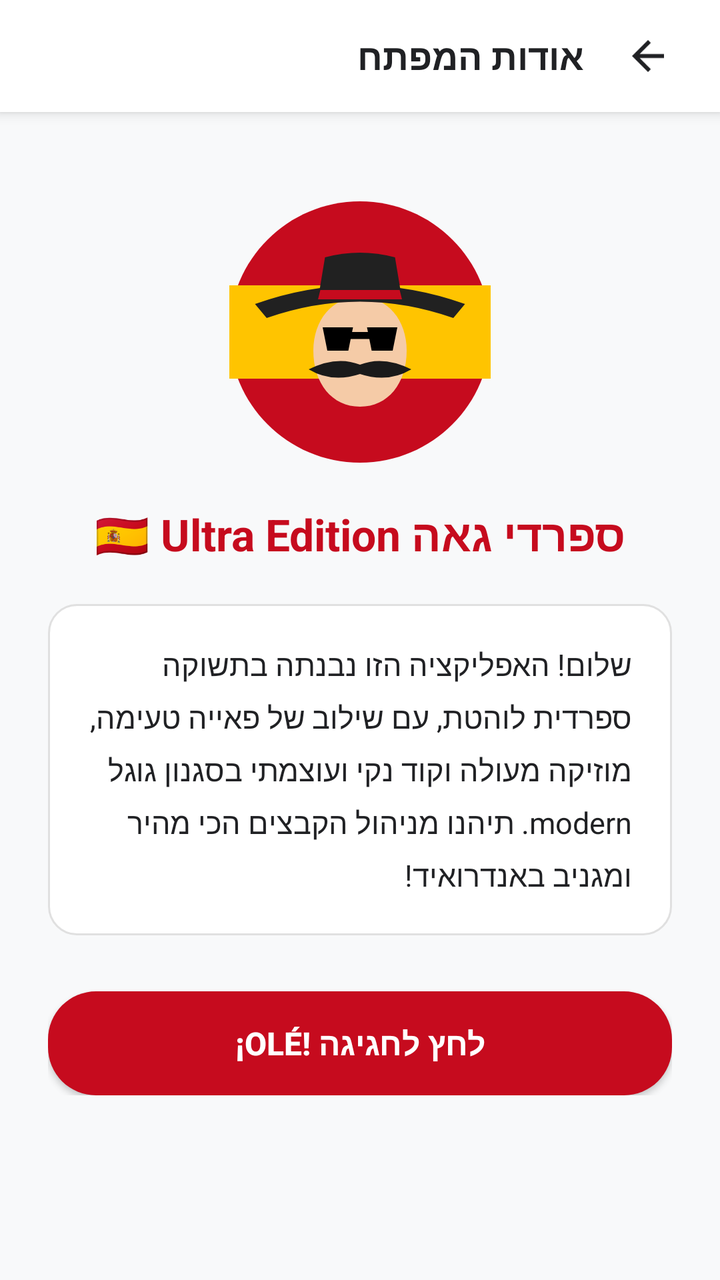
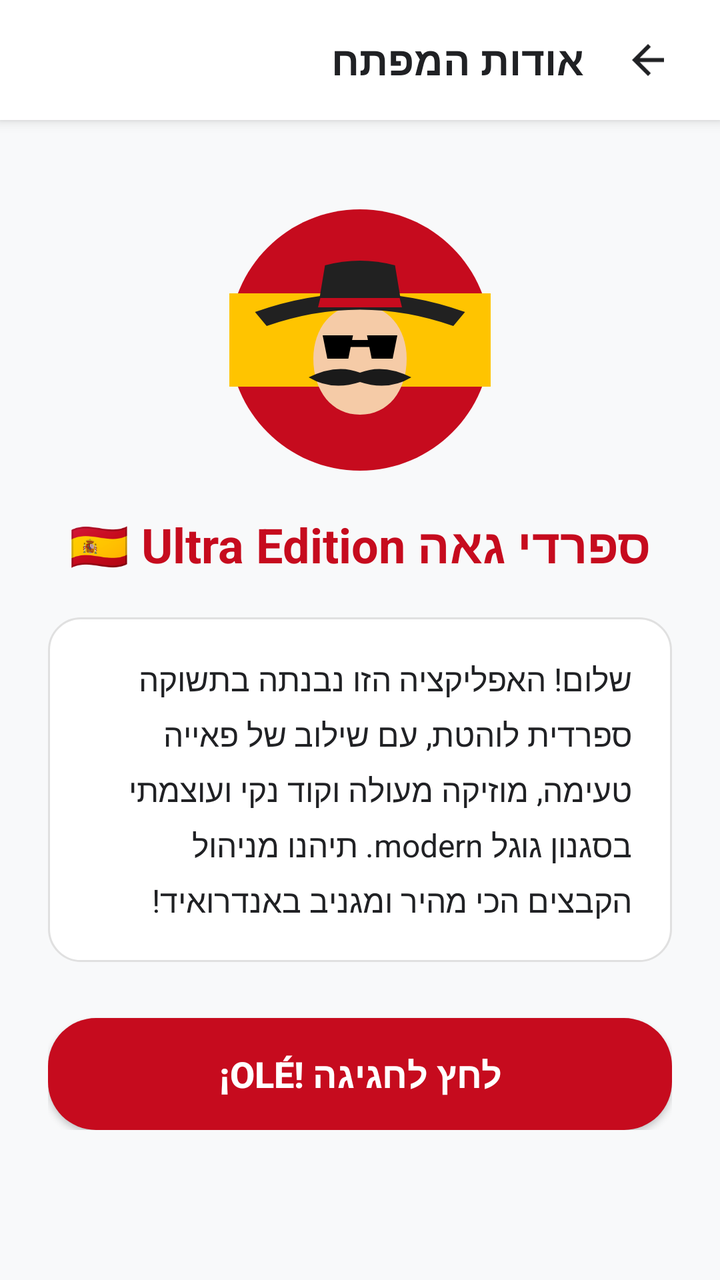

Screens rendered from an Android XML layout before and after an edit, with the pre-edit source and the edit as a unified diff.
<!-- AndroidManifest.xml: application theme android:Theme.Material.Light.NoActionBar -->
<!-- res/layout/activity_about.xml -->
<?xml version="1.0" encoding="utf-8"?>
<LinearLayout xmlns:android="http://schemas.android.com/apk/res/android"
    android:layout_width="match_parent"
    android:layout_height="match_parent"
    android:background="@color/bg_light"
    android:layoutDirection="rtl"
    android:orientation="vertical">

    <LinearLayout
        android:layout_width="match_parent"
        android:layout_height="56dp"
        android:background="@color/card_bg"
        android:elevation="4dp"
        android:gravity="center_vertical"
        android:orientation="horizontal"
        android:paddingStart="16dp"
        android:paddingEnd="16dp">

        <ImageButton
            android:id="@+id/btn_back_about"
            android:layout_width="40dp"
            android:layout_height="40dp"
            android:background="?android:attr/selectableItemBackgroundBorderless"
            android:src="@drawable/ic_back" />

        <TextView
            android:layout_width="wrap_content"
            android:layout_height="wrap_content"
            android:paddingStart="12dp"
            android:text="@string/about_title"
            android:textColor="@color/text_primary"
            android:textSize="18sp"
            android:textStyle="bold" />
    </LinearLayout>

    <ScrollView
        android:layout_width="match_parent"
        android:layout_height="match_parent">

        <LinearLayout
            android:layout_width="match_parent"
            android:layout_height="wrap_content"
            android:gravity="center_horizontal"
            android:orientation="vertical"
            android:padding="24dp">

            
            <ImageView
                android:id="@+id/iv_avatar"
                android:layout_width="140dp"
                android:layout_height="140dp"
                android:layout_marginTop="16dp"
                android:src="@drawable/ic_spanish_avatar" />

            <TextView
                android:layout_width="wrap_content"
                android:layout_height="wrap_content"
                android:layout_marginTop="16dp"
                android:text="@string/about_subtitle"
                android:textColor="@color/spanish_red"
                android:textSize="22sp"
                android:textStyle="bold" />

            
            <LinearLayout
                android:layout_width="match_parent"
                android:layout_height="wrap_content"
                android:layout_marginTop="20dp"
                android:background="@drawable/bg_card"
                android:orientation="vertical"
                android:padding="20dp">

                <TextView
                    android:layout_width="match_parent"
                    android:layout_height="wrap_content"
                    android:lineSpacingExtra="6dp"
                    android:text="@string/about_bio"
                    android:textColor="@color/text_primary"
                    android:textSize="15sp" />
            </LinearLayout>

            
            <Button
                android:id="@+id/btn_ole"
                android:layout_width="match_parent"
                android:layout_height="52dp"
                android:layout_marginTop="28dp"
                android:background="@drawable/bg_button_spanish"
                android:text="@string/ole_button"
                android:textColor="#FFFFFF"
                android:textSize="16sp"
                android:textStyle="bold" />

        </LinearLayout>
    </ScrollView>

</LinearLayout>
<!-- resources referenced by this layout -->
<resources>
  <color name="bg_light">#F8F9FA</color>
  <color name="card_bg">#FFFFFF</color>
  <color name="spanish_red">#C60B1E</color>
  <color name="text_primary">#202124</color>
  <!-- drawable bg_button_spanish (drawable) -->
  <?xml version="1.0" encoding="utf-8"?>
  <shape xmlns:android="http://schemas.android.com/apk/res/android"
      android:shape="rectangle">
      <solid android:color="#C60B1E" />
      <corners android:radius="24dp" />
  </shape>
  <!-- drawable bg_card (drawable) -->
  <?xml version="1.0" encoding="utf-8"?>
  <shape xmlns:android="http://schemas.android.com/apk/res/android"
      android:shape="rectangle">
      <solid android:color="#FFFFFF" />
      <corners android:radius="14dp" />
      <stroke
          android:width="1dp"
          android:color="#E0E0E0" />
  </shape>
  <!-- drawable ic_back (drawable) -->
  <vector xmlns:android="http://schemas.android.com/apk/res/android"
      android:width="24dp"
      android:height="24dp"
      android:viewportWidth="24"
      android:viewportHeight="24">
      <path
          android:fillColor="#202124"
          android:pathData="M20,11H7.83L13.42,5.41L12,4L4,12L12,20L13.41,18.59L7.83,13H20V11Z" />
  </vector>
  <!-- drawable ic_spanish_avatar (drawable) -->
  <vector xmlns:android="http://schemas.android.com/apk/res/android"
      android:width="120dp"
      android:height="120dp"
      android:viewportWidth="120"
      android:viewportHeight="120">
      
      <path
          android:fillColor="#C60B1E"
          android:pathData="M60,4 C29.07,4 4,29.07 4,60 C4,90.93 29.07,116 60,116 C90.93,116 116,90.93 116,60 C116,29.07 90.93,4 60,4 Z" />
      
      <path
          android:fillColor="#FFC400"
          android:pathData="M4,40 L116,40 L116,80 L4,80 Z" />
      
      <path
          android:fillColor="#F5CBA7"
          android:pathData="M60,45 C48,45 40,55 40,68 C40,82 48,92 60,92 C72,92 80,82 80,68 C80,55 72,45 60,45 Z" />
      
      <path
          android:fillColor="#212121"
          android:pathData="M15,48 Q60,32 105,48 L100,54 Q60,40 20,54 Z" />
      
      <path
          android:fillColor="#212121"
          android:pathData="M42,46 L45,28 Q60,24 75,28 L78,46 Z" />
      
      <path
          android:fillColor="#C60B1E"
          android:pathData="M43,42 L77,42 L78,46 L42,46 Z" />
      
      <path
          android:fillColor="#000000"
          android:pathData="M44,58 L57,58 L55,68 L46,68 Z M63,58 L76,58 L74,68 L65,68 Z" />
      <path
          android:fillColor="#000000"
          android:pathData="M56,60 L64,60 L64,63 L56,63 Z" />
      
      <path
          android:fillColor="#1A1A1A"
          android:pathData="M60,74 Q50,70 38,76 Q48,82 60,78 Q72,82 82,76 Q70,70 60,74 Z" />
  </vector>
  <string name="about_bio">שלום! האפליקציה הזו נבנתה בתשוקה ספרדית לוהטת, עם שילוב של פאייה טעימה, מוזיקה מעולה וקוד נקי ועוצמתי בסגנון גוגל modern. תיהנו מניהול הקבצים הכי מהיר ומגניב באנדרואיד!</string>
  <string name="about_subtitle">ספרדי גאה 🇪🇸 Ultra Edition</string>
  <string name="about_title">אודות המפתח</string>
  <string name="ole_button">¡Olé! לחץ לחגיגה</string>
</resources>

<!-- the commit's change to res/layout/activity_about.xml (unified diff, before → after) -->
@@ -8,7 +8,7 @@
 
     <LinearLayout
         android:layout_width="match_parent"
-        android:layout_height="56dp"
+        android:layout_height="60dp"
         android:background="@color/card_bg"
         android:elevation="4dp"
         android:gravity="center_vertical"
@@ -29,7 +29,7 @@
             android:paddingStart="12dp"
             android:text="@string/about_title"
             android:textColor="@color/text_primary"
-            android:textSize="18sp"
+            android:textSize="20sp"
             android:textStyle="bold" />
     </LinearLayout>
 
@@ -58,7 +58,7 @@
                 android:layout_marginTop="16dp"
                 android:text="@string/about_subtitle"
                 android:textColor="@color/spanish_red"
-                android:textSize="22sp"
+                android:textSize="24sp"
                 android:textStyle="bold" />
 
             
@@ -76,19 +76,19 @@
                     android:lineSpacingExtra="6dp"
                     android:text="@string/about_bio"
                     android:textColor="@color/text_primary"
-                    android:textSize="15sp" />
+                    android:textSize="16sp" />
             </LinearLayout>
 
             
             <Button
                 android:id="@+id/btn_ole"
                 android:layout_width="match_parent"
-                android:layout_height="52dp"
+                android:layout_height="56dp"
                 android:layout_marginTop="28dp"
                 android:background="@drawable/bg_button_spanish"
                 android:text="@string/ole_button"
                 android:textColor="#FFFFFF"
-                android:textSize="16sp"
+                android:textSize="18sp"
                 android:textStyle="bold" />
 
         </LinearLayout>
<!-- resource entries referenced after the edit -->
@@ -6,17 +6,16 @@
   <color name="text_primary">#202124</color>
   <!-- drawable bg_button_spanish (drawable) -->
   <?xml version="1.0" encoding="utf-8"?>
-  <shape xmlns:android="http://schemas.android.com/apk/res/android"
-      android:shape="rectangle">
-      <solid android:color="#C60B1E" />
-      <corners android:radius="24dp" />
-  </shape>
+  <selector xmlns:android="http://schemas.android.com/apk/res/android">
+      <item android:drawable="@drawable/bg_button_spanish_pressed" android:state_pressed="true" />
+      <item android:drawable="@drawable/bg_button_spanish_normal" />
+  </selector>
   <!-- drawable bg_card (drawable) -->
   <?xml version="1.0" encoding="utf-8"?>
   <shape xmlns:android="http://schemas.android.com/apk/res/android"
       android:shape="rectangle">
-      <solid android:color="#FFFFFF" />
-      <corners android:radius="14dp" />
+      <solid android:color="@color/card_bg" />
+      <corners android:radius="16dp" />
       <stroke
           android:width="1dp"
           android:color="#E0E0E0" />
@@ -77,5 +76,20 @@
   <string name="about_subtitle">ספרדי גאה 🇪🇸 Ultra Edition</string>
   <string name="about_title">אודות המפתח</string>
   <string name="ole_button">¡Olé! לחץ לחגיגה</string>
+  <!-- drawable bg_button_spanish_pressed (drawable) -->
+  <?xml version="1.0" encoding="utf-8"?>
+  <shape xmlns:android="http://schemas.android.com/apk/res/android"
+      android:shape="rectangle">
+      <solid android:color="@color/spanish_red_dark" />
+      <corners android:radius="24dp" />
+  </shape>
+  <!-- drawable bg_button_spanish_normal (drawable) -->
+  <?xml version="1.0" encoding="utf-8"?>
+  <shape xmlns:android="http://schemas.android.com/apk/res/android"
+      android:shape="rectangle">
+      <solid android:color="@color/spanish_red" />
+      <corners android:radius="24dp" />
+  </shape>
+  <color name="spanish_red_dark">#A50917</color>
 </resources>
 
